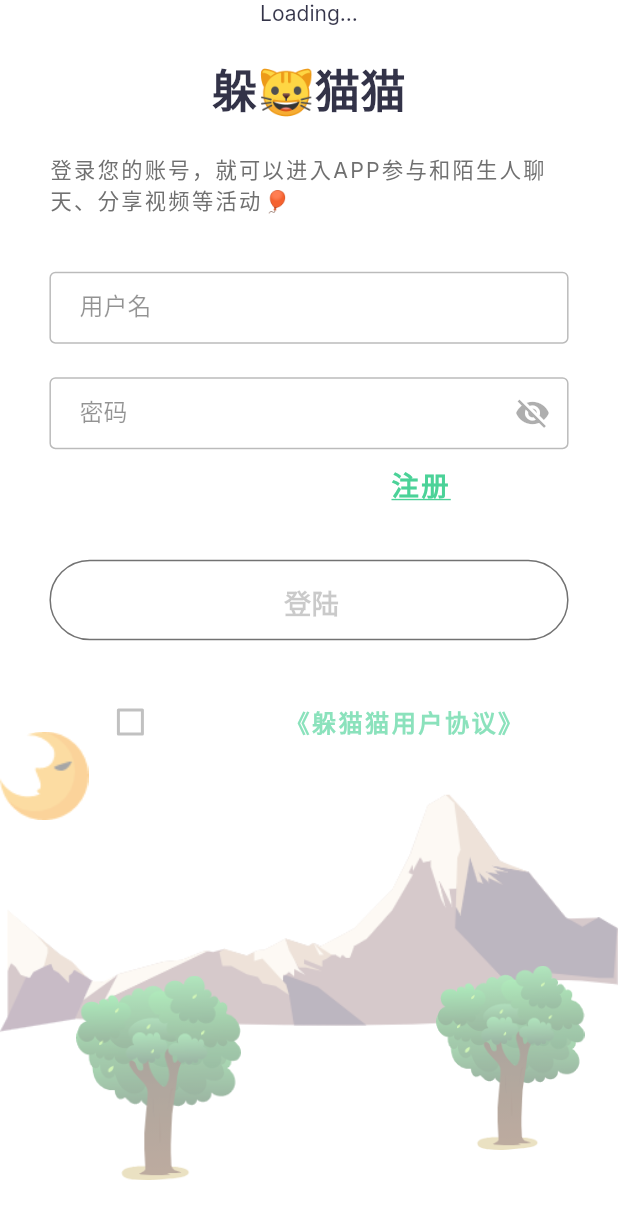
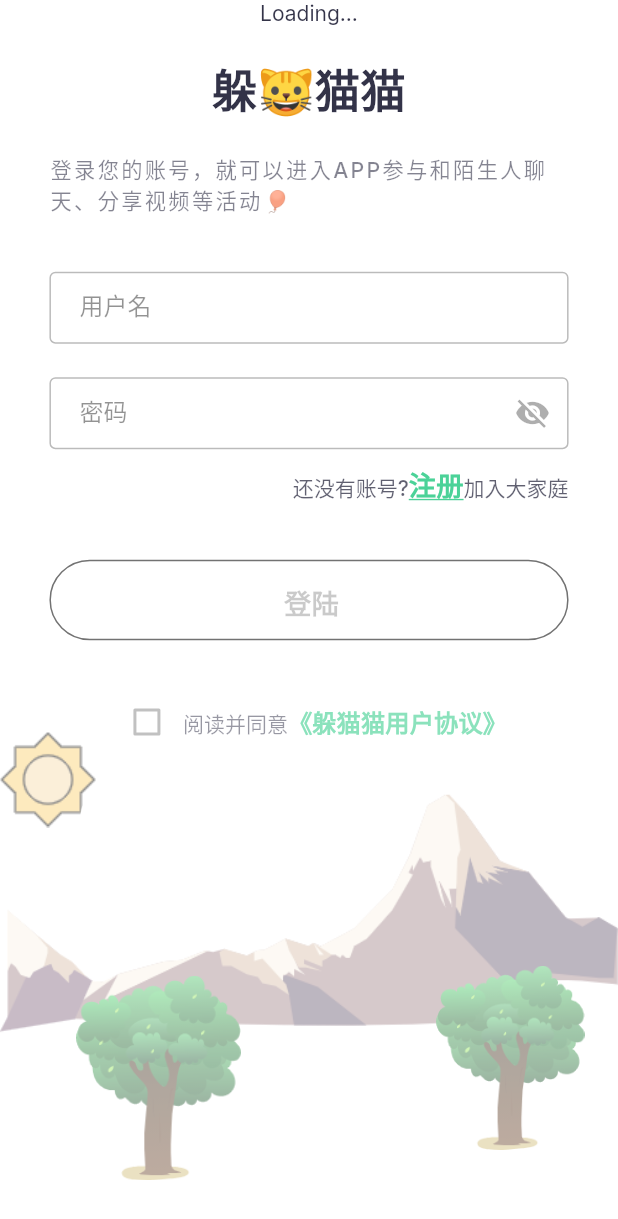
Before and after one commit to yinleiCoder/hide-seek-cat-flutter, a Flutter app: the LoginPage screen opened by its route, on a phone screen of 412 x 824 dp. Shown: the top 1219 px of the screen. Run offline on Flutter 3.47's test engine with Material 2 defaults, Android fonts, the phone set to English and light mode, and no system bars; our stand-ins replace cookie_jar, device_info, dio, dio_cookie_manager, flutter_screenutil, fluttertoast and 8 more; missing offline and left inert: install_plugin, pk_skeleton, shared_preferences_web; accounts and stored records are empty; generated files the repository leaves out were written again; network calls fail.

Commit message:
完成已有部分的Dark主题适配

```diff
--- a/lib/common/values/colors.dart
+++ b/lib/common/values/colors.dart
@@ -7,11 +7,8 @@ import 'package:flutter/material.dart';
 class AppColors {
 
   /// APP Important Color.
-  // static const Color primaryColor = Color(0xFF890101);
-  // static const Color secondaryColor = Color(0xFFDF3030);
-  // static const Color bgColor = Color(0xFF33384D);
   static const Color ylPrimaryColor = Color(0xFF00BF6D);
-  static const Color ylSecondaryColor = Color(0xFFFE9901);
+  static const Color ylSecondaryColor = Color(0xFF890101);
   static const Color ylContentColorLightTheme = Color(0xFF1D1D35);
   static const Color ylContentColorDarkTheme = Color(0xFFF5FCF9);
   static const Color ylWarninngColor = Color(0xFFF3BB1C);
--- a/lib/common/values/textstyle.dart
+++ /dev/null
@@ -1,12 +0,0 @@
-import 'package:flutter/material.dart';
-import 'package:flutter_screenutil/size_extension.dart';
-/**
- * default text style.
- * @author yinlei
-*/
-var ylCommonTextStyle = TextStyle(
-  fontWeight: FontWeight.normal,
-  color: Colors.white,
-  fontSize: 14.ssp,
-  letterSpacing: 1.5,
-);
--- a/lib/common/values/values.dart
+++ b/lib/common/values/values.dart
@@ -1,7 +1,6 @@
 library values;
 
 export 'colors.dart';
-export 'textstyle.dart';
 export 'server.dart';
 export 'cache.dart';
 export 'storage.dart';
--- a/lib/pages/application/application.dart
+++ b/lib/pages/application/application.dart
@@ -118,7 +118,7 @@ class _ApplicationPageState extends State<ApplicationPage> {
       floatingActionButton: FloatingActionButton(
         onPressed: () {
         },
-        child: Icon(Icons.add),
+        child: Icon(Icons.add, color: Theme.of(context).scaffoldBackgroundColor,),
         elevation: 4.0,
       ),
       floatingActionButtonLocation: FloatingActionButtonLocation.centerDocked,
--- a/lib/pages/sign_in/login.dart
+++ b/lib/pages/sign_in/login.dart
@@ -92,10 +92,11 @@ class _LoginPageState extends State<LoginPage> {
                 SizedBox(
                   height: 20.h,
                 ),
-                Text(
-                  '登录您的账号，就可以进入APP参与和陌生人聊天、分享视频等活动🎈',
-                  style: ylCommonTextStyle.copyWith(
-                    color: Colors.grey[700],
+                Opacity(
+                  opacity: 0.6,
+                  child: Text(
+                    '登录您的账号，就可以进入APP参与和陌生人聊天、分享视频等活动🎈',
+                    style: Theme.of(context).textTheme.bodyText1.copyWith(letterSpacing: 1.5, fontSize: 14.ssp),
                   ),
                 ),
               ],
@@ -149,7 +150,7 @@ class _LoginPageState extends State<LoginPage> {
                   maxLines: 1,
                   text: TextSpan(
                       text: '还没有账号?',
-                      style: ylCommonTextStyle.copyWith(),
+                      style: Theme.of(context).textTheme.bodyText1,
                       children: <TextSpan>[
                         TextSpan(
                           text: '注册',
@@ -262,7 +263,7 @@ class _LoginPageState extends State<LoginPage> {
                       textAlign: TextAlign.center,
                       text: TextSpan(
                           text: '阅读并同意',
-                          style: ylCommonTextStyle.copyWith(),
+                          style: Theme.of(context).textTheme.bodyText1,
                           children: <TextSpan>[
                             TextSpan(
                               text: '《躲猫猫用户协议》',
@@ -282,7 +283,7 @@ class _LoginPageState extends State<LoginPage> {
             Positioned(
               left: 0,
               top: 30.h,
-              child: Image.asset('assets/images/moon.png'),
+              child: Image.asset(MediaQuery.of(context).platformBrightness == Brightness.light ? 'assets/images/sun.png' : 'assets/images/moon.png'),
             ),
             Positioned(
               left: 25.w,
```
Also changed, not shown: lib/common/widgets/dialog.dart (+5 -8 lines), lib/pages/chat/chat_page.dart (+5 -6 lines), lib/pages/sign_in/register.dart (+5 -4 lines), lib/pages/sign_in/signin_page.dart (+5 -3 lines), lib/pages/square/hide_cat_coder.dart (+11 -20 lines), lib/pages/square/post_page.dart (+17 -13 lines), lib/pages/square/square_page.dart (+8 -7 lines), assets/images/sun.png (added), 1 other file.
